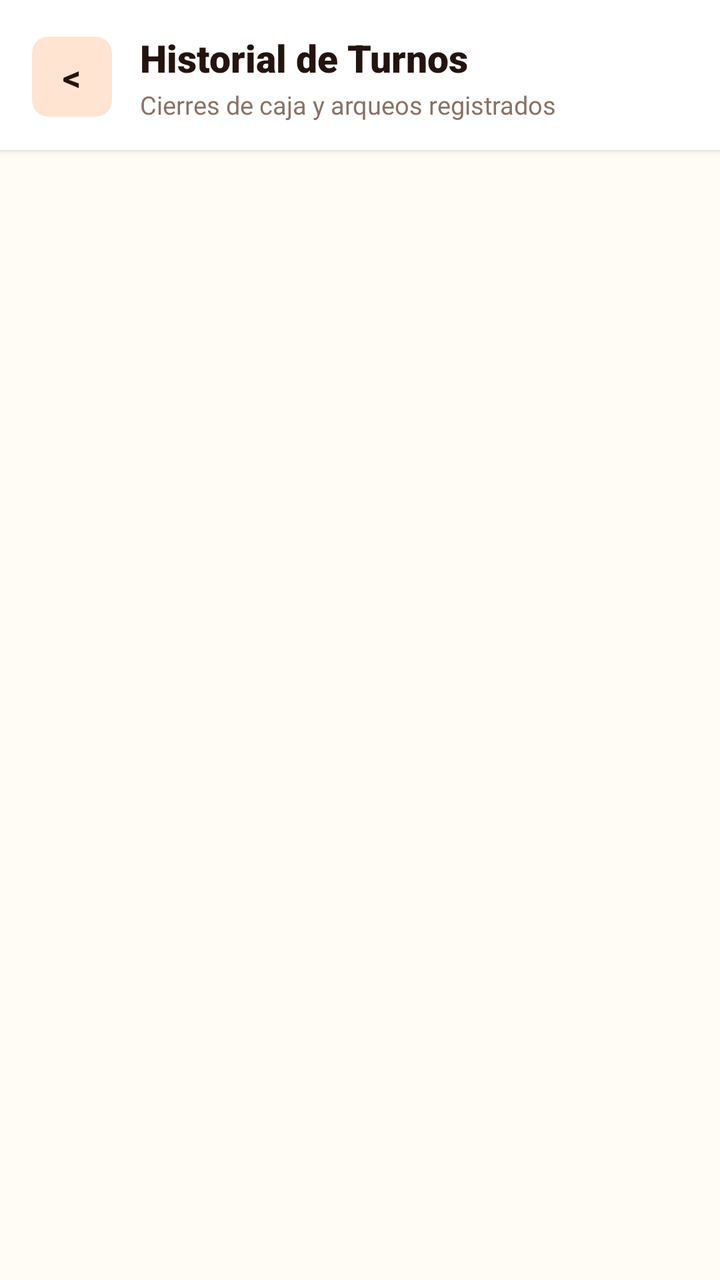
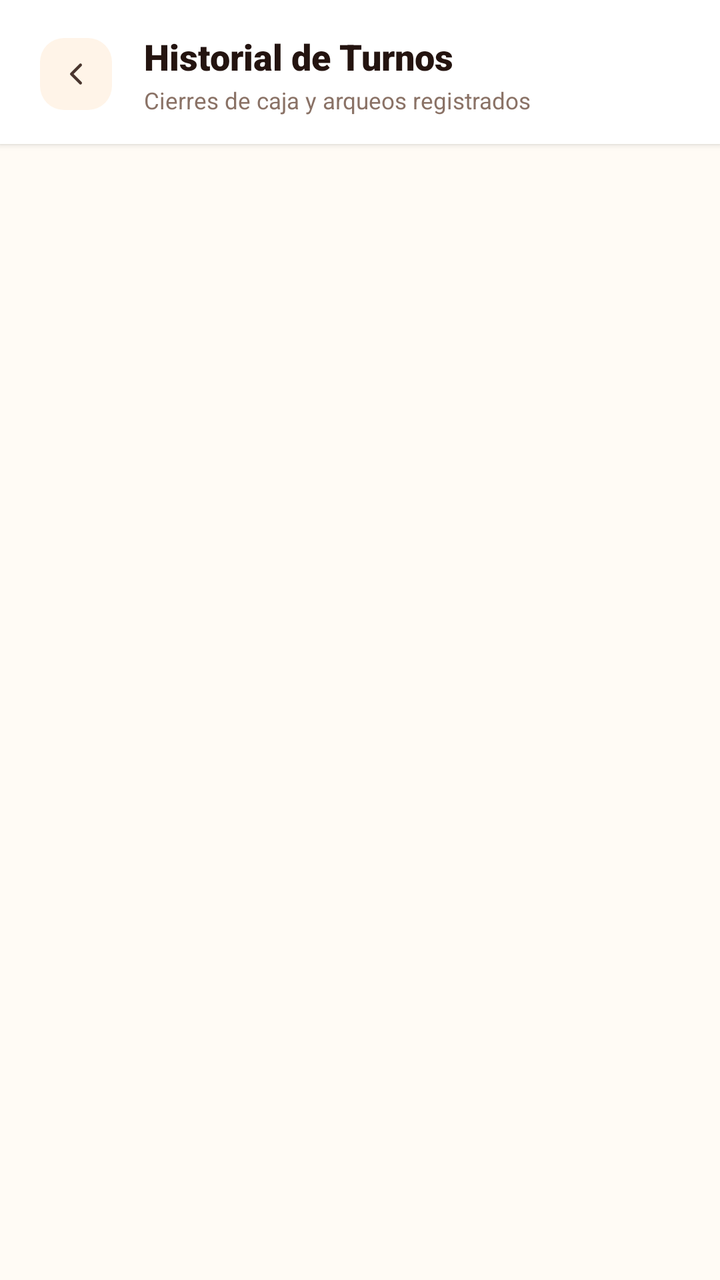

Screens rendered from an Android XML layout before and after an edit, with the pre-edit source and the edit as a unified diff.
<!-- AndroidManifest.xml: application theme Theme.Pollogithub -->
<!-- res/layout/activity_historial_turnos.xml -->
<?xml version="1.0" encoding="utf-8"?>
<androidx.constraintlayout.widget.ConstraintLayout xmlns:android="http://schemas.android.com/apk/res/android"
    xmlns:app="http://schemas.android.com/apk/res-auto"
    xmlns:tools="http://schemas.android.com/tools"
    android:id="@+id/mainHistorialTurnos"
    android:layout_width="match_parent"
    android:layout_height="match_parent"
    android:background="@color/paper_50">

    
    <LinearLayout
        android:id="@+id/headerHistorial"
        android:layout_width="match_parent"
        android:layout_height="wrap_content"
        android:background="@color/white"
        android:elevation="2dp"
        android:gravity="center_vertical"
        android:orientation="horizontal"
        android:paddingHorizontal="16dp"
        android:paddingTop="16dp"
        android:paddingBottom="14dp"
        app:layout_constraintEnd_toEndOf="parent"
        app:layout_constraintStart_toStartOf="parent"
        app:layout_constraintTop_toTopOf="parent">

        <androidx.cardview.widget.CardView
            android:id="@+id/btnBackHistorial"
            android:layout_width="40dp"
            android:layout_height="40dp"
            app:cardBackgroundColor="@color/ember_100"
            app:cardCornerRadius="8dp"
            app:cardElevation="0dp">

            <TextView
                android:layout_width="match_parent"
                android:layout_height="match_parent"
                android:gravity="center"
                android:text="&lt;"
                android:textColor="@color/char_900"
                android:textSize="18sp"
                android:textStyle="bold" />
        </androidx.cardview.widget.CardView>

        <LinearLayout
            android:layout_width="0dp"
            android:layout_height="wrap_content"
            android:layout_marginStart="14dp"
            android:layout_weight="1"
            android:orientation="vertical">

            <TextView
                android:layout_width="wrap_content"
                android:layout_height="wrap_content"
                android:fontFamily="sans-serif-black"
                android:text="Historial de Turnos"
                android:textColor="@color/char_900"
                android:textSize="19sp" />

            <TextView
                android:id="@+id/tvTurnosSubtitle"
                android:layout_width="wrap_content"
                android:layout_height="wrap_content"
                android:layout_marginTop="2dp"
                android:fontFamily="sans-serif"
                android:text="Cierres de caja y arqueos registrados"
                android:textColor="@color/char_400"
                android:textSize="12.5sp" />
        </LinearLayout>
    </LinearLayout>

    
    <LinearLayout
        android:id="@+id/layoutEmptyTurnos"
        android:layout_width="wrap_content"
        android:layout_height="wrap_content"
        android:gravity="center"
        android:orientation="vertical"
        android:visibility="gone"
        app:layout_constraintBottom_toBottomOf="parent"
        app:layout_constraintEnd_toEndOf="parent"
        app:layout_constraintStart_toStartOf="parent"
        app:layout_constraintTop_toBottomOf="@id/headerHistorial">

        <TextView
            android:layout_width="wrap_content"
            android:layout_height="wrap_content"
            android:text="📜"
            android:textSize="48sp" />

        <TextView
            android:layout_width="wrap_content"
            android:layout_height="wrap_content"
            android:layout_marginTop="12dp"
            android:fontFamily="sans-serif-bold"
            android:text="No hay turnos registrados"
            android:textColor="@color/char_900"
            android:textSize="16sp" />

        <TextView
            android:layout_width="wrap_content"
            android:layout_height="wrap_content"
            android:layout_marginTop="4dp"
            android:fontFamily="sans-serif"
            android:text="Los turnos cerrados aparecerán aquí."
            android:textColor="@color/char_400"
            android:textSize="13sp" />
    </LinearLayout>

    
    <androidx.recyclerview.widget.RecyclerView
        android:id="@+id/rvTurnosHistorial"
        android:layout_width="match_parent"
        android:layout_height="0dp"
        android:clipToPadding="false"
        android:paddingVertical="12dp"
        app:layout_constraintBottom_toBottomOf="parent"
        app:layout_constraintTop_toBottomOf="@id/headerHistorial" />

</androidx.constraintlayout.widget.ConstraintLayout>
<!-- resources referenced by this layout -->
<resources>
  <color name="char_400">#8A7266</color>
  <color name="char_900">#241410</color>
  <color name="ember_100">#FFE4D1</color>
  <color name="paper_50">#FFFBF5</color>
  <color name="white">#FFFFFFFF</color>
  <style name="Theme.Pollogithub" parent="Base.Theme.Pollogithub" />
  <color name="ember_600">#C1440E</color>
  <color name="ember_700">#9C2F0E</color>
  <color name="char_700">#4A352E</color>
  <!-- unchanged entries left out for length: 1 -->
</resources>

<!-- the commit's change to res/layout/activity_historial_turnos.xml (unified diff, before → after) -->
@@ -10,61 +10,35 @@
     
     <LinearLayout
         android:id="@+id/headerHistorial"
-        android:layout_width="match_parent"
-        android:layout_height="wrap_content"
-        android:background="@color/white"
-        android:elevation="2dp"
-        android:gravity="center_vertical"
-        android:orientation="horizontal"
-        android:paddingHorizontal="16dp"
-        android:paddingTop="16dp"
-        android:paddingBottom="14dp"
+        style="@style/Widget.Pollo.Header.Horizontal"
         app:layout_constraintEnd_toEndOf="parent"
         app:layout_constraintStart_toStartOf="parent"
         app:layout_constraintTop_toTopOf="parent">
 
-        <androidx.cardview.widget.CardView
+        <ImageButton
             android:id="@+id/btnBackHistorial"
-            android:layout_width="40dp"
-            android:layout_height="40dp"
-            app:cardBackgroundColor="@color/ember_100"
-            app:cardCornerRadius="8dp"
-            app:cardElevation="0dp">
-
-            <TextView
-                android:layout_width="match_parent"
-                android:layout_height="match_parent"
-                android:gravity="center"
-                android:text="&lt;"
-                android:textColor="@color/char_900"
-                android:textSize="18sp"
-                android:textStyle="bold" />
-        </androidx.cardview.widget.CardView>
+            style="@style/Widget.Pollo.Button.Back" />
 
         <LinearLayout
             android:layout_width="0dp"
             android:layout_height="wrap_content"
-            android:layout_marginStart="14dp"
+            android:layout_marginStart="@dimen/spacing_l"
             android:layout_weight="1"
             android:orientation="vertical">
 
             <TextView
+                android:textAppearance="@style/TextAppearance.Pollo.Title.Medium"
                 android:layout_width="wrap_content"
                 android:layout_height="wrap_content"
-                android:fontFamily="sans-serif-black"
-                android:text="Historial de Turnos"
-                android:textColor="@color/char_900"
-                android:textSize="19sp" />
+                android:text="Historial de Turnos" />
 
             <TextView
                 android:id="@+id/tvTurnosSubtitle"
+                android:textAppearance="@style/TextAppearance.Pollo.Subtitle"
                 android:layout_width="wrap_content"
                 android:layout_height="wrap_content"
-                android:layout_marginTop="2dp"
-                android:fontFamily="sans-serif"
-                android:text="Cierres de caja y arqueos registrados"
-                android:textColor="@color/char_400"
-                android:textSize="12.5sp" />
+                android:layout_marginTop="@dimen/spacing_2xs"
+                android:text="Cierres de caja y arqueos registrados" />
         </LinearLayout>
     </LinearLayout>
 
<!-- resource entries referenced after the edit -->
@@ -4,8 +4,76 @@
   <color name="char_900">#241410</color>
   <color name="ember_100">#FFE4D1</color>
   <color name="paper_50">#FFFBF5</color>
+  <dimen name="spacing_2xs">2dp</dimen>
+  <dimen name="spacing_l">16dp</dimen>
+  <style name="TextAppearance.Pollo.Subtitle" parent="TextAppearance.Pollo">
+          <item name="android:fontFamily">sans-serif</item>
+          <item name="android:textColor">@color/char_400</item>
+          <item name="android:textSize">@dimen/text_size_caption</item>
+      </style>
+  <style name="TextAppearance.Pollo.Title.Medium" parent="TextAppearance.Pollo.Title">
+          <item name="android:fontFamily">sans-serif-black</item>
+          <item name="android:textColor">@color/char_900</item>
+          <item name="android:textSize">@dimen/text_size_title_medium</item>
+      </style>
+  <style name="Widget.Pollo.Button.Back" parent="Widget.Pollo">
+          <item name="android:layout_width">@dimen/btn_icon_size_small</item>
+          <item name="android:layout_height">@dimen/btn_icon_size_small</item>
+          <item name="android:background">@drawable/bg_back_btn</item>
+          <item name="android:src">@drawable/ic_back_arrow</item>
+          <item name="android:scaleType">centerInside</item>
+          <item name="android:contentDescription">@string/content_desc_back</item>
+      </style>
+  <style name="Widget.Pollo.Header.Horizontal" parent="Widget.Pollo">
+          <item name="android:layout_width">match_parent</item>
+          <item name="android:layout_height">wrap_content</item>
+          <item name="android:background">@color/white</item>
+          <item name="android:elevation">@dimen/elevation_low</item>
+          <item name="android:orientation">horizontal</item>
+          <item name="android:gravity">center_vertical</item>
+          <item name="android:paddingHorizontal">@dimen/header_padding_horizontal</item>
+          <item name="android:paddingTop">@dimen/header_padding_top</item>
+          <item name="android:paddingBottom">@dimen/header_padding_bottom</item>
+      </style>
   <color name="white">#FFFFFFFF</color>
+  <dimen name="elevation_low">2dp</dimen>
+  <dimen name="header_padding_horizontal">20dp</dimen>
+  <dimen name="header_padding_top">16dp</dimen>
+  <dimen name="header_padding_bottom">14dp</dimen>
+  <color name="paper_100">#FFF4E8</color>
   <style name="Theme.Pollogithub" parent="Base.Theme.Pollogithub" />
+  <style name="TextAppearance.Pollo" parent="android:TextAppearance" />
+  <dimen name="text_size_caption">11.5sp</dimen>
+  <style name="TextAppearance.Pollo.Title" parent="TextAppearance.Pollo" />
+  <dimen name="text_size_title_medium">18sp</dimen>
+  <style name="Widget.Pollo" parent="" />
+  <dimen name="btn_icon_size_small">36dp</dimen>
+  <!-- drawable bg_back_btn (drawable) -->
+  <?xml version="1.0" encoding="utf-8"?>
+  <ripple xmlns:android="http://schemas.android.com/apk/res/android"
+      android:color="#1AE8590C">
+      <item>
+          <shape android:shape="rectangle">
+              <solid android:color="@color/paper_100" />
+              <corners android:radius="12dp" />
+          </shape>
+      </item>
+  </ripple>
+  <!-- drawable ic_back_arrow (drawable) -->
+  <?xml version="1.0" encoding="utf-8"?>
+  <vector xmlns:android="http://schemas.android.com/apk/res/android"
+      android:width="18dp"
+      android:height="18dp"
+      android:viewportWidth="24"
+      android:viewportHeight="24">
+      <path
+          android:pathData="M15,18l-6,-6l6,-6"
+          android:strokeColor="#4A352E"
+          android:strokeWidth="2"
+          android:strokeLineCap="round"
+          android:strokeLineJoin="round"/>
+  </vector>
+  <string name="content_desc_back">Volver</string>
   <color name="ember_600">#C1440E</color>
   <color name="ember_700">#9C2F0E</color>
   <color name="char_700">#4A352E</color>
